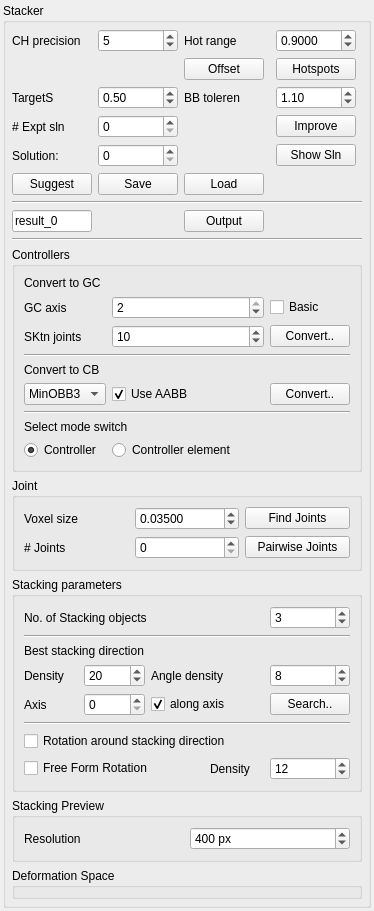
This is Stacker/StackerWidget.ui in HonghuaLi/stacker as Qt 5 draws it before an edit. The edited form follows.
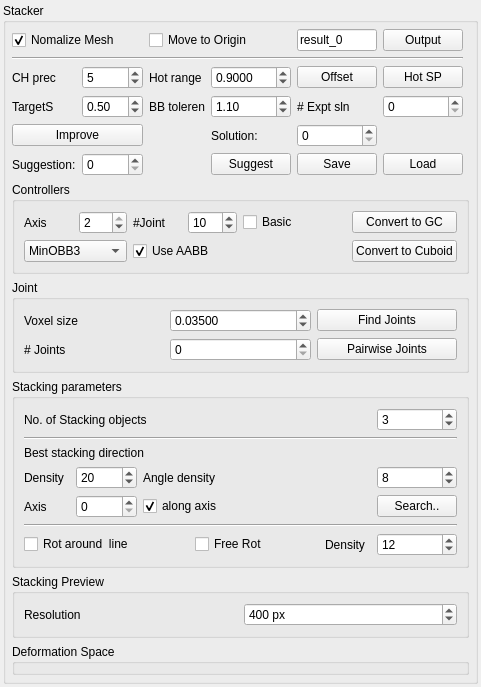
This is the edited form.

Commit message: layout stackerPannel. Killed bugs. Generate results on Table.

```diff
--- a/Stacker/StackerWidget.ui
+++ b/Stacker/StackerWidget.ui
@@ -6,8 +6,8 @@
    <rect>
     <x>0</x>
     <y>0</y>
-    <width>272</width>
-    <height>826</height>
+    <width>350</width>
+    <height>615</height>
    </rect>
   </property>
   <property name="sizePolicy">
@@ -18,7 +18,7 @@
   </property>
   <property name="maximumSize">
    <size>
-    <width>272</width>
+    <width>350</width>
     <height>16777215</height>
    </size>
   </property>
@@ -44,7 +44,7 @@
       <property name="spacing">
        <number>6</number>
       </property>
-      <item row="30" column="0" colspan="6">
+      <item row="30" column="0" colspan="7">
        <widget class="QGroupBox" name="previewBox">
         <property name="title">
          <string>Stacking Preview</string>
@@ -79,14 +79,7 @@
         </layout>
        </widget>
       </item>
-      <item row="2" column="0">
-       <widget class="QLabel" name="chPrecisionLabel">
-        <property name="text">
-         <string>CH precision</string>
-        </property>
-       </widget>
-      </item>
-      <item row="31" column="0" colspan="6">
+      <item row="31" column="0" colspan="7">
        <widget class="QGroupBox" name="controllerDeformerPanel">
         <property name="title">
          <string>Deformation Space</string>
@@ -96,249 +89,7 @@
         </property>
        </widget>
       </item>
-      <item row="20" column="0" colspan="6">
-       <widget class="Line" name="line_2">
-        <property name="orientation">
-         <enum>Qt::Horizontal</enum>
-        </property>
-       </widget>
-      </item>
-      <item row="16" column="0" colspan="6">
-       <widget class="Line" name="line">
-        <property name="orientation">
-         <enum>Qt::Horizontal</enum>
-        </property>
-       </widget>
-      </item>
-      <item row="19" column="0">
-       <widget class="QLineEdit" name="outputFileName">
-        <property name="text">
-         <string>result_0</string>
-        </property>
-       </widget>
-      </item>
-      <item row="12" column="0">
-       <widget class="QLabel" name="label_5">
-        <property name="text">
-         <string>Solution:</string>
-        </property>
-       </widget>
-      </item>
-      <item row="12" column="1">
-       <widget class="QSpinBox" name="solutionID">
-        <property name="maximum">
-         <number>10000</number>
-        </property>
-       </widget>
-      </item>
-      <item row="24" column="0" colspan="6">
-       <widget class="QGroupBox" name="controllersPanel">
-        <property name="title">
-         <string>Controllers</string>
-        </property>
-        <property name="flat">
-         <bool>false</bool>
-        </property>
-        <layout class="QGridLayout" name="gridLayout_2">
-         <item row="1" column="0">
-          <widget class="QLabel" name="convertGCLabel">
-           <property name="text">
-            <string>Convert to GC</string>
-           </property>
-          </widget>
-         </item>
-         <item row="3" column="1" colspan="2">
-          <widget class="QSpinBox" name="convertGcAxis">
-           <property name="maximum">
-            <number>2</number>
-           </property>
-           <property name="value">
-            <number>2</number>
-           </property>
-          </widget>
-         </item>
-         <item row="7" column="0">
-          <widget class="QLabel" name="label_4">
-           <property name="text">
-            <string>Convert to CB</string>
-           </property>
-          </widget>
-         </item>
-         <item row="9" column="3">
-          <widget class="QPushButton" name="convertToCuboid">
-           <property name="text">
-            <string>Convert..</string>
-           </property>
-          </widget>
-         </item>
-         <item row="9" column="0">
-          <widget class="QComboBox" name="cuboidMethod">
-           <item>
-            <property name="text">
-             <string>MinOBB3</string>
-            </property>
-           </item>
-           <item>
-            <property name="text">
-             <string>OBB</string>
-            </property>
-           </item>
-           <item>
-            <property name="text">
-             <string>OBB2</string>
-            </property>
-           </item>
-          </widget>
-         </item>
-         <item row="11" column="0" colspan="2">
-          <widget class="QLabel" name="label_7">
-           <property name="text">
-            <string>Select mode switch</string>
-           </property>
-          </widget>
-         </item>
-         <item row="12" column="0">
-          <widget class="QRadioButton" name="radioController">
-           <property name="text">
-            <string>Controller</string>
-           </property>
-           <property name="checked">
-            <bool>true</bool>
-           </property>
-          </widget>
-         </item>
-         <item row="12" column="1" colspan="3">
-          <widget class="QRadioButton" name="radioControllerElement">
-           <property name="text">
-            <string>Controller element</string>
-           </property>
-          </widget>
-         </item>
-         <item row="5" column="0">
-          <widget class="QLabel" name="label_9">
-           <property name="text">
-            <string>SKtn joints</string>
-           </property>
-          </widget>
-         </item>
-         <item row="3" column="0">
-          <widget class="QLabel" name="label_8">
-           <property name="text">
-            <string>GC axis</string>
-           </property>
-          </widget>
-         </item>
-         <item row="3" column="3">
-          <widget class="QCheckBox" name="basicFitGC">
-           <property name="text">
-            <string>Basic</string>
-           </property>
-          </widget>
-         </item>
-         <item row="6" column="0" colspan="4">
-          <widget class="Line" name="line_3">
-           <property name="orientation">
-            <enum>Qt::Horizontal</enum>
-           </property>
-          </widget>
-         </item>
-         <item row="5" column="3">
-          <widget class="QPushButton" name="convertToGC">
-           <property name="text">
-            <string>Convert..</string>
-           </property>
-          </widget>
-         </item>
-         <item row="10" column="0" colspan="4">
-          <widget class="Line" name="line_4">
-           <property name="orientation">
-            <enum>Qt::Horizontal</enum>
-           </property>
-          </widget>
-         </item>
-         <item row="5" column="1" colspan="2">
-          <widget class="QSpinBox" name="skeletonJoints">
-           <property name="singleStep">
-            <number>2</number>
-           </property>
-           <property name="value">
-            <number>10</number>
-           </property>
-          </widget>
-         </item>
-         <item row="9" column="1">
-          <widget class="QCheckBox" name="useAABB">
-           <property name="text">
-            <string>Use AABB</string>
-           </property>
-           <property name="checked">
-            <bool>true</bool>
-           </property>
-          </widget>
-         </item>
-        </layout>
-       </widget>
-      </item>
-      <item row="25" column="0" colspan="6">
-       <widget class="QGroupBox" name="groupBox_2">
-        <property name="title">
-         <string>Joint</string>
-        </property>
-        <layout class="QGridLayout" name="gridLayout_4">
-         <item row="0" column="0">
-          <widget class="QLabel" name="label_3">
-           <property name="text">
-            <string>Voxel size</string>
-           </property>
-          </widget>
-         </item>
-         <item row="0" column="1">
-          <widget class="QDoubleSpinBox" name="jointsThreshold">
-           <property name="decimals">
-            <number>5</number>
-           </property>
-           <property name="minimum">
-            <double>0.000010000000000</double>
-           </property>
-           <property name="maximum">
-            <double>100.000000000000000</double>
-           </property>
-           <property name="singleStep">
-            <double>0.010000000000000</double>
-           </property>
-           <property name="value">
-            <double>0.035000000000000</double>
-           </property>
-          </widget>
-         </item>
-         <item row="0" column="2">
-          <widget class="QPushButton" name="findJointsButton">
-           <property name="text">
-            <string>Find Joints</string>
-           </property>
-          </widget>
-         </item>
-         <item row="1" column="0">
-          <widget class="QLabel" name="label_10">
-           <property name="text">
-            <string># Joints</string>
-           </property>
-          </widget>
-         </item>
-         <item row="1" column="1">
-          <widget class="QSpinBox" name="numJoints"/>
-         </item>
-         <item row="1" column="2">
-          <widget class="QPushButton" name="findPairwiseJointsButton">
-           <property name="text">
-            <string>Pairwise Joints</string>
-           </property>
-          </widget>
-         </item>
-        </layout>
-       </widget>
-      </item>
-      <item row="26" column="0" colspan="6">
+      <item row="26" column="0" colspan="7">
        <widget class="QGroupBox" name="groupBox_3">
         <property name="title">
          <string>Stacking parameters</string>
@@ -351,10 +102,10 @@
            </property>
           </widget>
          </item>
-         <item row="9" column="1" colspan="5">
+         <item row="9" column="1" colspan="3">
           <widget class="QCheckBox" name="rotAroundAxis">
            <property name="text">
-            <string>Rotation around stacking direction</string>
+            <string>Rot around  line</string>
            </property>
           </widget>
          </item>
@@ -402,7 +153,7 @@
            </property>
           </widget>
          </item>
-         <item row="6" column="5">
+         <item row="6" column="7">
           <widget class="QPushButton" name="searchDirectionButton">
            <property name="text">
             <string>Search..</string>
@@ -416,7 +167,7 @@
            </property>
           </widget>
          </item>
-         <item row="4" column="5">
+         <item row="4" column="7">
           <widget class="QSpinBox" name="searchAngleDensity">
            <property name="minimum">
             <number>1</number>
@@ -429,7 +180,7 @@
            </property>
           </widget>
          </item>
-         <item row="8" column="1" colspan="5">
+         <item row="8" column="1" colspan="7">
           <widget class="Line" name="line_5">
            <property name="orientation">
             <enum>Qt::Horizontal</enum>
@@ -443,14 +194,14 @@
            </property>
           </widget>
          </item>
-         <item row="2" column="1" colspan="5">
+         <item row="2" column="1" colspan="7">
           <widget class="Line" name="line_6">
            <property name="orientation">
             <enum>Qt::Horizontal</enum>
            </property>
           </widget>
          </item>
-         <item row="1" column="5">
+         <item row="1" column="7">
           <widget class="QSpinBox" name="stackCount">
            <property name="contextMenuPolicy">
             <enum>Qt::CustomContextMenu</enum>
@@ -460,119 +211,303 @@
            </property>
           </widget>
          </item>
-         <item row="10" column="5">
+         <item row="9" column="4">
+          <widget class="QCheckBox" name="rotFreeForm">
+           <property name="text">
+            <string>Free Rot</string>
+           </property>
+          </widget>
+         </item>
+         <item row="9" column="7">
           <widget class="QSpinBox" name="rotStackingDensity">
            <property name="value">
             <number>12</number>
            </property>
           </widget>
          </item>
-         <item row="10" column="4">
+         <item row="9" column="6">
           <widget class="QLabel" name="label_14">
            <property name="text">
             <string>Density</string>
            </property>
           </widget>
          </item>
-         <item row="10" column="1" colspan="3">
-          <widget class="QCheckBox" name="rotFreeForm">
+        </layout>
+       </widget>
+      </item>
+      <item row="24" column="0" colspan="7">
+       <widget class="QGroupBox" name="controllersPanel">
+        <property name="title">
+         <string>Controllers</string>
+        </property>
+        <property name="flat">
+         <bool>false</bool>
+        </property>
+        <layout class="QGridLayout" name="gridLayout_2">
+         <item row="3" column="0">
+          <widget class="QLabel" name="label_8">
            <property name="text">
-            <string>Free Form Rotation</string>
+            <string>Axis</string>
            </property>
           </widget>
          </item>
+         <item row="3" column="1">
+          <widget class="QSpinBox" name="convertGcAxis">
+           <property name="maximum">
+            <number>2</number>
+           </property>
+           <property name="value">
+            <number>2</number>
+           </property>
+          </widget>
+         </item>
+         <item row="3" column="2">
+          <widget class="QLabel" name="label_9">
+           <property name="text">
+            <string>#Joint</string>
+           </property>
+          </widget>
+         </item>
+         <item row="3" column="3">
+          <widget class="QSpinBox" name="skeletonJoints">
+           <property name="singleStep">
+            <number>2</number>
+           </property>
+           <property name="value">
+            <number>10</number>
+           </property>
+          </widget>
+         </item>
+         <item row="3" column="4" colspan="2">
+          <widget class="QCheckBox" name="basicFitGC">
+           <property name="text">
+            <string>Basic</string>
+           </property>
+          </widget>
+         </item>
+         <item row="3" column="6" colspan="2">
+          <widget class="QPushButton" name="convertToGC">
+           <property name="text">
+            <string>Convert to GC</string>
+           </property>
+          </widget>
+         </item>
+         <item row="10" column="2" colspan="2">
+          <widget class="QCheckBox" name="useAABB">
+           <property name="text">
+            <string>Use AABB</string>
+           </property>
+           <property name="checked">
+            <bool>true</bool>
+           </property>
+          </widget>
+         </item>
+         <item row="10" column="0" colspan="2">
+          <widget class="QComboBox" name="cuboidMethod">
+           <item>
+            <property name="text">
+             <string>MinOBB3</string>
+            </property>
+           </item>
+           <item>
+            <property name="text">
+             <string>OBB</string>
+            </property>
+           </item>
+           <item>
+            <property name="text">
+             <string>OBB2</string>
+            </property>
+           </item>
+          </widget>
+         </item>
+         <item row="10" column="6" colspan="2">
+          <widget class="QPushButton" name="convertToCuboid">
+           <property name="text">
+            <string>Convert to Cuboid</string>
+           </property>
+          </widget>
+         </item>
         </layout>
        </widget>
       </item>
-      <item row="2" column="4">
-       <widget class="QDoubleSpinBox" name="hotRange">
-        <property name="prefix">
-         <string/>
+      <item row="25" column="0" colspan="7">
+       <widget class="QGroupBox" name="groupBox_2">
+        <property name="title">
+         <string>Joint</string>
         </property>
-        <property name="decimals">
-         <number>4</number>
-        </property>
-        <property name="maximum">
-         <double>1.000000000000000</double>
-        </property>
-        <property name="singleStep">
-         <double>0.050000000000000</double>
-        </property>
-        <property name="value">
-         <double>0.900000000000000</double>
-        </property>
+        <layout class="QGridLayout" name="gridLayout_4">
+         <item row="0" column="0">
+          <widget class="QLabel" name="label_3">
+           <property name="text">
+            <string>Voxel size</string>
+           </property>
+          </widget>
+         </item>
+         <item row="1" column="2">
+          <widget class="QPushButton" name="findPairwiseJointsButton">
+           <property name="text">
+            <string>Pairwise Joints</string>
+           </property>
+          </widget>
+         </item>
+         <item row="0" column="2">
+          <widget class="QPushButton" name="findJointsButton">
+           <property name="text">
+            <string>Find Joints</string>
+           </property>
+          </widget>
+         </item>
+         <item row="1" column="1">
+          <widget class="QSpinBox" name="numJoints"/>
+         </item>
+         <item row="1" column="0">
+          <widget class="QLabel" name="label_10">
+           <property name="text">
+            <string># Joints</string>
+           </property>
+          </widget>
+         </item>
+         <item row="0" column="1">
+          <widget class="QDoubleSpinBox" name="jointsThreshold">
+           <property name="decimals">
+            <number>5</number>
+           </property>
+           <property name="minimum">
+            <double>0.000010000000000</double>
+           </property>
+           <property name="maximum">
+            <double>100.000000000000000</double>
+           </property>
+           <property name="singleStep">
+            <double>0.010000000000000</double>
+           </property>
+           <property name="value">
+            <double>0.035000000000000</double>
+           </property>
+          </widget>
+         </item>
+        </layout>
        </widget>
       </item>
-      <item row="5" column="4">
-       <widget class="QPushButton" name="hotspotsButton">
+      <item row="0" column="0" colspan="2">
+       <widget class="QCheckBox" name="normalzieMesh">
         <property name="text">
-         <string>Hotspots</string>
+         <string>Nomalize Mesh</string>
         </property>
+        <property name="checked">
+         <bool>true</bool>
+        </property>
        </widget>
       </item>
-      <item row="5" column="2">
-       <widget class="QPushButton" name="offsetButton">
+      <item row="0" column="2" colspan="2">
+       <widget class="QCheckBox" name="moveCenterToOrigin">
         <property name="text">
-         <string>Offset</string>
+         <string>Move to Origin</string>
         </property>
        </widget>
       </item>
-      <item row="12" column="4">
-       <widget class="QPushButton" name="showSolutionButton">
+      <item row="0" column="4">
+       <widget class="QLineEdit" name="outputFileName">
         <property name="text">
-         <string>Show Sln</string>
+         <string>result_0</string>
         </property>
        </widget>
       </item>
-      <item row="19" column="2">
+      <item row="0" column="5">
        <widget class="QPushButton" name="outputButton">
         <property name="text">
          <string>Output</string>
         </property>
        </widget>
       </item>
-      <item row="13" column="1">
+      <item row="1" column="0" colspan="6">
+       <widget class="Line" name="line">
+        <property name="orientation">
+         <enum>Qt::Horizontal</enum>
+        </property>
+       </widget>
+      </item>
+      <item row="13" column="4">
        <widget class="QPushButton" name="saveSuggestionsButton">
         <property name="text">
          <string>Save</string>
         </property>
-       </widget>
-      </item>
-      <item row="13" column="0">
-       <widget class="QPushButton" name="suggestButton">
-        <property name="text">
-         <string>Suggest</string>
+        <property name="autoRepeatDelay">
+         <number>300</number>
         </property>
        </widget>
       </item>
       <item row="13" column="2">
+       <widget class="QLabel" name="numSuggestion">
+        <property name="text">
+         <string/>
+        </property>
+       </widget>
+      </item>
+      <item row="11" column="5">
+       <widget class="QLabel" name="numSolution">
+        <property name="text">
+         <string/>
+        </property>
+       </widget>
+      </item>
+      <item row="13" column="1">
+       <widget class="QSpinBox" name="suggestionID">
+        <property name="maximum">
+         <number>10000</number>
+        </property>
+       </widget>
+      </item>
+      <item row="11" column="3">
+       <widget class="QLabel" name="label_5">
+        <property name="text">
+         <string>Solution:</string>
+        </property>
+       </widget>
+      </item>
+      <item row="13" column="0">
+       <widget class="QLabel" name="label_18">
+        <property name="text">
+         <string>Suggestion:</string>
+        </property>
+       </widget>
+      </item>
+      <item row="11" column="4">
+       <widget class="QSpinBox" name="solutionID">
+        <property name="maximum">
+         <number>100</number>
+        </property>
+       </widget>
+      </item>
+      <item row="13" column="5">
        <widget class="QPushButton" name="loadSuggestionsButton">
         <property name="text">
          <string>Load</string>
         </property>
        </widget>
       </item>
-      <item row="2" column="2">
-       <widget class="QLabel" name="label_2">
+      <item row="13" column="3">
+       <widget class="QPushButton" name="suggestButton">
         <property name="text">
-         <string>Hot range</string>
+         <string>Suggest</string>
         </property>
        </widget>
       </item>
-      <item row="2" column="1">
-       <widget class="QSpinBox" name="chPrecision">
-        <property name="value">
-         <number>5</number>
-        </property>
-       </widget>
-      </item>
-      <item row="11" column="4">
+      <item row="11" column="0" colspan="2">
        <widget class="QPushButton" name="improveButton">
         <property name="text">
          <string>Improve</string>
         </property>
        </widget>
       </item>
+      <item row="2" column="4">
+       <widget class="QPushButton" name="offsetButton">
+        <property name="text">
+         <string>Offset</string>
+        </property>
+       </widget>
+      </item>
       <item row="7" column="0">
        <widget class="QLabel" name="targetStackLabel">
         <property name="text">
@@ -580,7 +515,7 @@
         </property>
        </widget>
       </item>
-      <item row="7" column="4">
+      <item row="7" column="3">
        <widget class="QDoubleSpinBox" name="BBTolerance">
         <property name="minimum">
          <double>0.200000000000000</double>
@@ -596,13 +531,6 @@
         </property>
        </widget>
       </item>
-      <item row="7" column="2">
-       <widget class="QLabel" name="label_16">
-        <property name="text">
-         <string>BB toleren</string>
-        </property>
-       </widget>
-      </item>
       <item row="7" column="1">
        <widget class="QDoubleSpinBox" name="targetS">
         <property name="maximum">
@@ -616,20 +544,67 @@
         </property>
        </widget>
       </item>
-      <item row="11" column="0">
+      <item row="7" column="2">
+       <widget class="QLabel" name="label_16">
+        <property name="text">
+         <string>BB toleren</string>
+        </property>
+       </widget>
+      </item>
+      <item row="2" column="5">
+       <widget class="QPushButton" name="hotspotsButton">
+        <property name="text">
+         <string>Hot SP</string>
+        </property>
+       </widget>
+      </item>
+      <item row="7" column="4">
        <widget class="QLabel" name="label_17">
         <property name="text">
          <string># Expt sln</string>
         </property>
        </widget>
       </item>
-      <item row="11" column="1">
+      <item row="7" column="5">
        <widget class="QSpinBox" name="numExpectedSolutions"/>
       </item>
-      <item row="12" column="2">
-       <widget class="QLabel" name="totalNumSln">
-        <property name="text">
+      <item row="2" column="3">
+       <widget class="QDoubleSpinBox" name="hotRange">
+        <property name="prefix">
          <string/>
+        </property>
+        <property name="decimals">
+         <number>4</number>
+        </property>
+        <property name="maximum">
+         <double>1.000000000000000</double>
+        </property>
+        <property name="singleStep">
+         <double>0.050000000000000</double>
+        </property>
+        <property name="value">
+         <double>0.900000000000000</double>
+        </property>
+       </widget>
+      </item>
+      <item row="2" column="2">
+       <widget class="QLabel" name="label_2">
+        <property name="text">
+         <string>Hot range</string>
+        </property>
+       </widget>
+      </item>
+      <item row="2" column="1">
+       <widget class="QSpinBox" name="chPrecision">
+        <property name="value">
+         <number>5</number>
+        </property>
+       </widget>
+      </item>
+      <item row="2" column="0">
+       <widget class="QLabel" name="chPrecisionLabel">
+        <property name="text">
+         <string>CH prec</string>
         </property>
        </widget>
       </item>
```
The commit also changes 20 other files.
